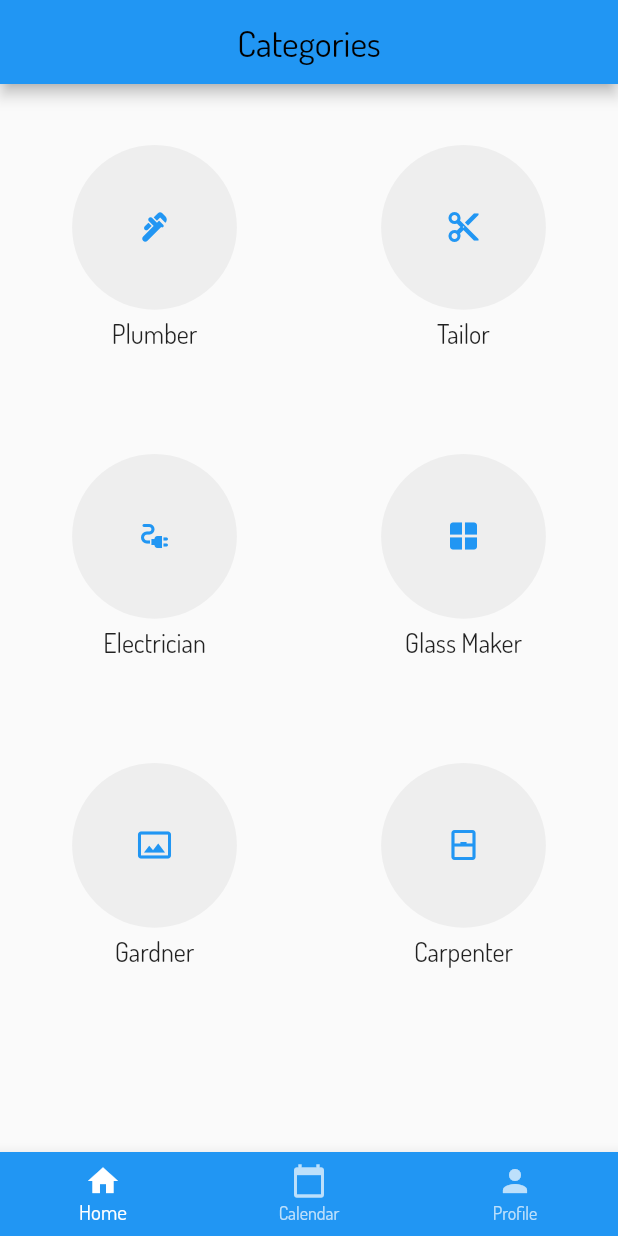
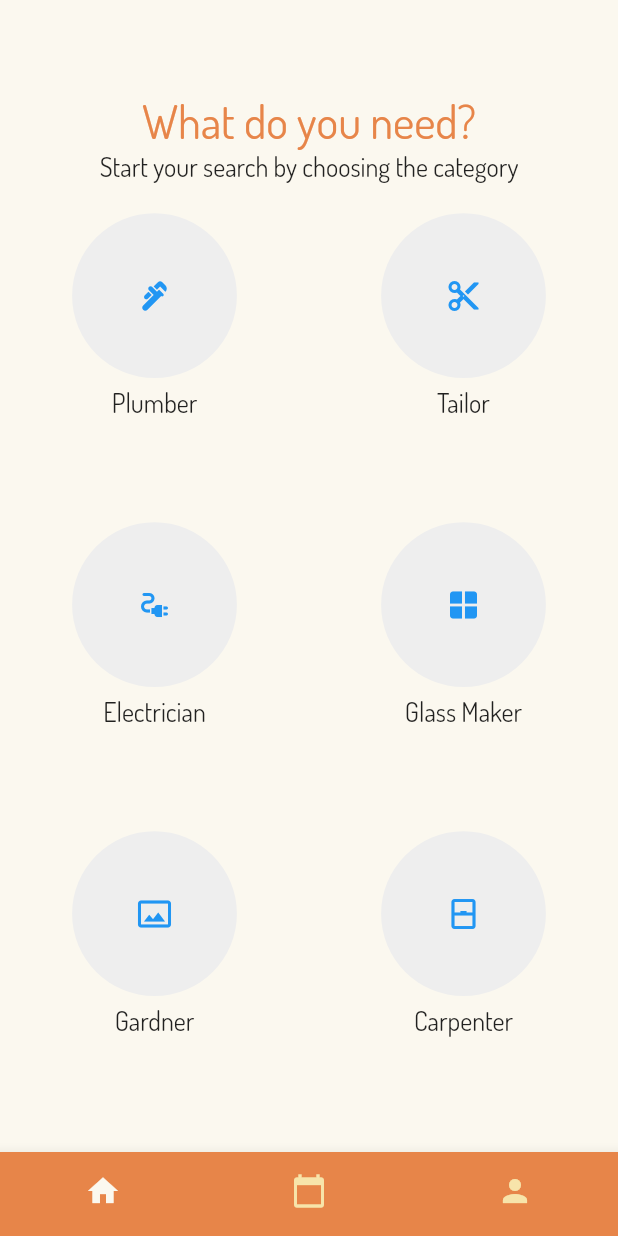
Before and after one commit to manuelmele/LAB-AP-FE, a Flutter app: the NavigatorScreen screen opened by its route, on a phone screen of 412 x 824 dp. Run offline on Flutter 3.47's test engine with Material 2 defaults, Android fonts, the phone set to English and light mode, and no system bars; our stand-ins replace rating_dialog; network calls fail; project files that could hold a hidden picture were left out.

```diff
--- a/my_flutter/lib/screens/homepage/components/body.dart
+++ b/my_flutter/lib/screens/homepage/components/body.dart
@@ -1,4 +1,5 @@
 import 'package:flutter/material.dart';
+import 'package:wefix/constants.dart';
 
 import '../../../size_config.dart';
 import 'categories.dart';
@@ -9,7 +10,20 @@ class Body extends StatelessWidget {
   Widget build(BuildContext context) {
     return Column(
       children: [
-        SizedBox(height: getProportionateScreenHeight(40)),
+        SizedBox(height: getProportionateScreenHeight(60)),
+        Text(
+          "What do you need?",
+          style: TextStyle(
+            color: kOrange,
+            fontSize: getProportionateScreenWidth(28),
+            fontWeight: FontWeight.normal,
+          ),
+        ),
+        const Text(
+          "Start your search by choosing the category",
+          textAlign: TextAlign.center,
+        ),
+        SizedBox(height: getProportionateScreenHeight(20)),
         Categories(),
         SizedBox(height: getProportionateScreenWidth(30)),
       ],
--- a/my_flutter/lib/screens/homepage/components/categories.dart
+++ b/my_flutter/lib/screens/homepage/components/categories.dart
@@ -53,6 +53,8 @@ class Categories extends StatelessWidget {
     ];
     return Expanded(
       child: GridView.builder(
+        physics:
+            NeverScrollableScrollPhysics(), //makes the category grid non scrollable
         gridDelegate: SliverGridDelegateWithMaxCrossAxisExtent(
             maxCrossAxisExtent: SizeConfig.screenWidth / 2,
             childAspectRatio: 1,
--- a/my_flutter/lib/screens/homepage/home_page.dart
+++ b/my_flutter/lib/screens/homepage/home_page.dart
@@ -1,4 +1,5 @@
 import 'package:flutter/material.dart';
+import 'package:wefix/constants.dart';
 
 import 'components/body.dart';
 
@@ -12,13 +13,7 @@ class HomePageState extends State<HomePage> {
   Widget build(BuildContext context) {
     return Scaffold(
       body: Body(),
-      appBar: AppBar(
-          automaticallyImplyLeading: false,
-          backgroundColor: Colors.blue,
-          centerTitle: true,
-          title: Text(
-            "Categories",
-          )),
+      backgroundColor: kBackground,
     );
   }
 }
--- a/my_flutter/lib/screens/navigator/navigator.dart
+++ b/my_flutter/lib/screens/navigator/navigator.dart
@@ -32,10 +32,12 @@ class _NavigatorState extends State<NavigatorScreen> {
         children: screens,
       ),
       bottomNavigationBar: BottomNavigationBar(
+        showSelectedLabels: false,
+        showUnselectedLabels: false,
         type: BottomNavigationBarType.fixed,
-        backgroundColor: Colors.blue,
-        selectedItemColor: Colors.white,
-        unselectedItemColor: Colors.white70,
+        backgroundColor: kOrange,
+        selectedItemColor: kBackground,
+        unselectedItemColor: kYellow,
         currentIndex: currentIndex,
         onTap: (index) => setState(() => currentIndex = index),
         items: const [
--- a/my_flutter/lib/screens/signup_optional/signup_optional.dart
+++ b/my_flutter/lib/screens/signup_optional/signup_optional.dart
@@ -7,9 +7,6 @@ class SignUpOptionalScreen extends StatelessWidget {
   @override
   Widget build(BuildContext context) {
     return Scaffold(
-      appBar: AppBar(
-        title: Text("Sign Up"),
-      ),
       body: Body(),
     );
   }
```
Also changed, not shown: my_flutter/lib/constants.dart (+6 -3 lines), my_flutter/lib/screens/signup/signup_form.dart (+13 -4 lines).
